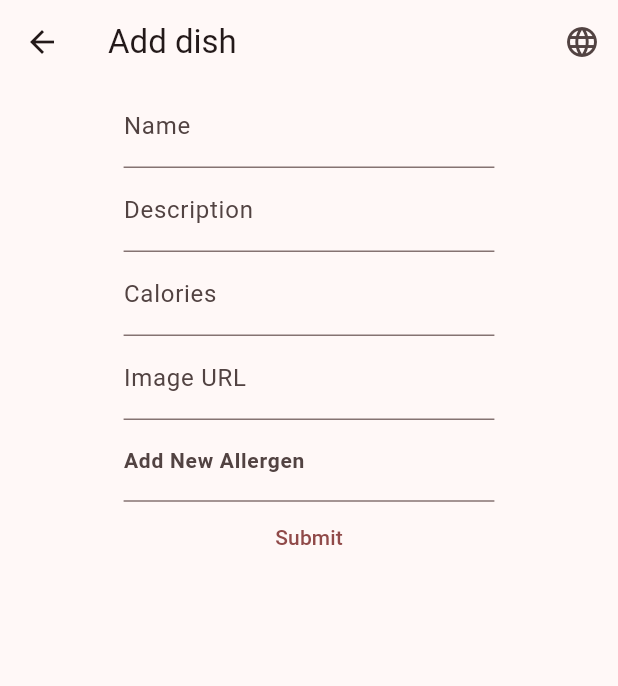
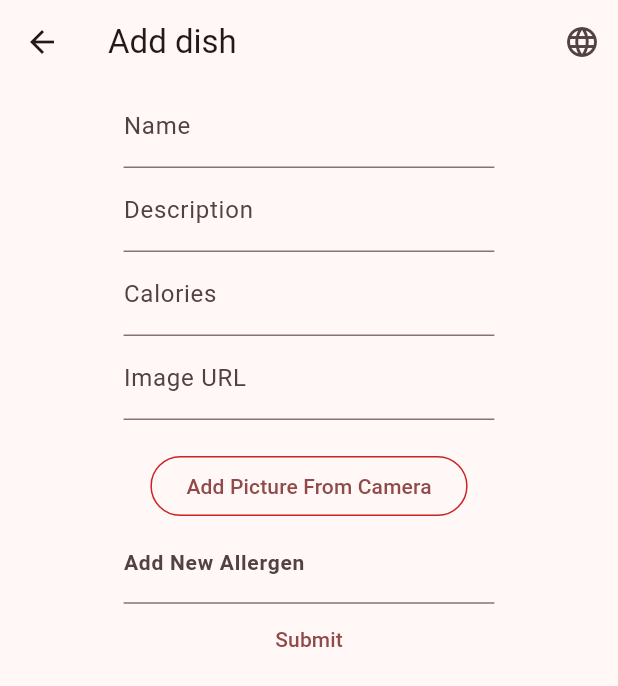
Before and after one commit to Junkfood-dk/JunkFoodAdmin, a Flutter app: the PostDishPage screen opened directly, on a phone screen of 412 x 824 dp. Shown: the top 686 px of the screen. Run offline on Flutter 3.47's test engine with Material 3 defaults, Android fonts, the phone set to English and light mode, and no system bars; our stand-ins replace camera, supabase_flutter; missing offline and left inert: dart:js, supabase_auth_ui; accounts and stored records are empty; generated files the repository leaves out were written again; statements that could not run were skipped.

Commit message:
Add button for adding picture. Update dish_model with camera image.
Updating dishmodel to contain images for when chefs want to upload picture from their camera.

Co-authored-by: Markus <mbrh@itu.dk>

```diff
--- a/lib/model/dish_model.dart
+++ b/lib/model/dish_model.dart
@@ -1,20 +1,28 @@
+import 'package:flutter/material.dart';
+
 class DishModel {
   String title;
   String description;
   int calories;
   String imageUrl;
-  DishModel(
-      {required this.title,
-      this.description = "",
-      this.calories = 0,
-      this.imageUrl = ""});
+  Image? cameraImage;
+
+  DishModel({
+    required this.title,
+    this.description = "",
+    this.calories = 0,
+    this.imageUrl = "",
+    this.cameraImage,
+  });
 
   Map<String, dynamic> toJson() {
     return {
       'title': title,
       'description': description,
       'calories': calories,
-      'image': imageUrl
+      'image': imageUrl,
+      'cameraImage':
+          cameraImage != null ? 'some_placeholder_for_camera_image' : null
     };
   }
 
@@ -26,6 +34,10 @@ class DishModel {
         description:
             input.containsKey("description") ? input["description"] : "",
         calories: input.containsKey("calories") ? input["calories"] : 0,
-        imageUrl: input.containsKey("image") ? input["image"] : "");
+        imageUrl: input.containsKey("image") ? input["image"] : "",
+        cameraImage: input.containsKey("cameraImage")
+            ? Image.network(input[
+                "cameraImage"]) // Example: Assuming cameraImage is a network image
+            : null);
   }
 }
--- a/lib/pages/post_dish_page.dart
+++ b/lib/pages/post_dish_page.dart
@@ -76,6 +76,26 @@ class PostDishPage extends StatelessWidget {
                               }
                             },
                           )),
+                  Consumer<_PostDishPageState>(
+                    builder: (context, state, _) => Column(
+                      children: [
+                        SizedBox(height: 20),
+                        OutlinedButton(
+                          onPressed: () {
+                            // Placeholder callback
+                            // TODO: add logic for handling picture upload
+                            print('Add Picture button pressed');
+                          },
+                          style: OutlinedButton.styleFrom(
+                            side: BorderSide(
+                                color: Color.fromARGB(
+                                    255, 206, 33, 33)), // Add border color here
+                          ),
+                          child: Text('Add Picture From Camera'),
+                        ),
+                      ],
+                    ),
+                  ),
                   Consumer<AllergeneService>(
                     // Displaying allergenes from fetched from the DB
                     builder: (context, allergeneService, _) {
--- a/pubspec.yaml
+++ b/pubspec.yaml
@@ -42,6 +42,7 @@ dependencies:
   supabase_auth_ui: ^0.4.3
   flutter_dotenv: ^5.1.0
   camera: ^0.10.5+9
+  path: ^1.9.0
 
 dev_dependencies:
   flutter_test:
```
Also changed, not shown: pubspec.lock.
